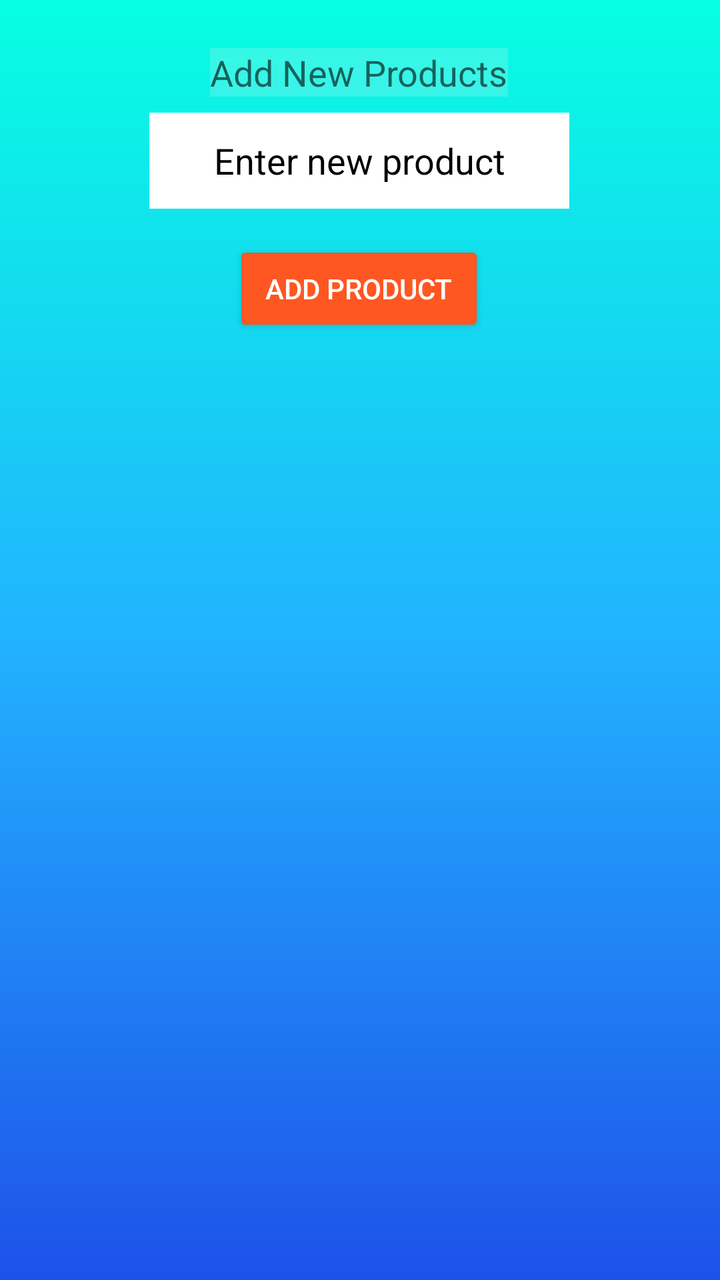
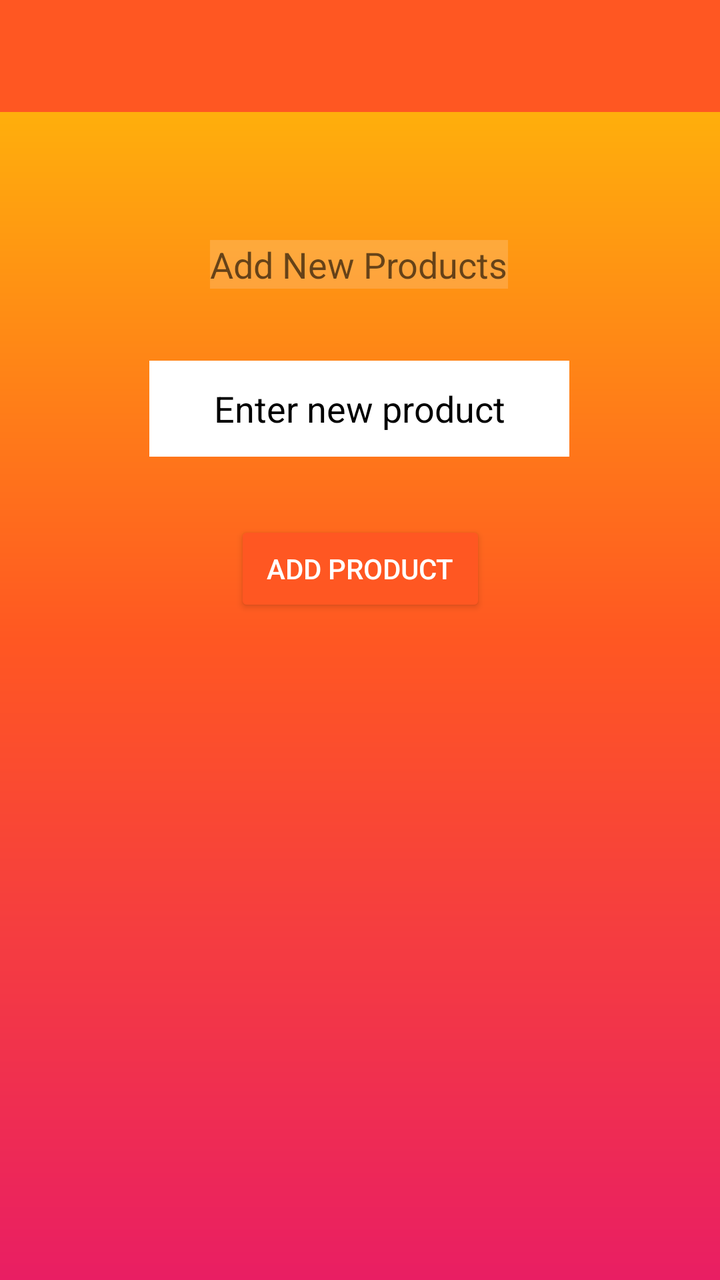

Before-and-after screenshots of an Android layout around one commit, followed by the original layout XML and the change that was made.
<!-- AndroidManifest.xml: application theme AppTheme -->
<!-- res/layout/activity_product.xml -->
<?xml version="1.0" encoding="utf-8"?>
<androidx.drawerlayout.widget.DrawerLayout xmlns:android="http://schemas.android.com/apk/res/android"
    xmlns:app="http://schemas.android.com/apk/res-auto"
    android:id="@+id/drawer_layout"
    android:layout_width="fill_parent"
    android:layout_height="fill_parent"
    android:layout_gravity="start"
    android:background="@drawable/product_background">

    <androidx.constraintlayout.widget.ConstraintLayout
        android:id="@+id/linearLayout2"
        android:layout_width="wrap_content"
        android:layout_height="wrap_content">


        <TextView
            android:id="@+id/productTxt"
            android:layout_width="wrap_content"
            android:layout_height="wrap_content"
            android:layout_marginTop="24dp"
            android:background="#30F6ECEC"
            android:gravity="center_vertical"
            android:text="@string/add_product"
            android:textAppearance="?android:attr/textAppearanceMedium"
            app:layout_constraintEnd_toEndOf="parent"
            app:layout_constraintHorizontal_bias="0.498"
            app:layout_constraintStart_toStartOf="parent"
            app:layout_constraintTop_toTopOf="parent" />

        <EditText
            android:id="@+id/newProductTxt"
            android:layout_width="wrap_content"
            android:layout_height="48dp"
            android:layout_marginTop="8dp"
            android:autofillHints="@string/add_new_product"
            android:background="@android:color/background_light"
            android:ems="10"
            android:foreground="@android:color/holo_blue_dark"
            android:foregroundTint="@android:color/holo_blue_bright"
            android:gravity="center"
            android:hint="@string/new_product_hint"
            android:inputType="text"
            android:textColor="@android:color/holo_green_dark"
            android:textColorHint="@android:color/background_dark"
            app:layout_constraintEnd_toEndOf="parent"
            app:layout_constraintHorizontal_bias="0.497"
            app:layout_constraintStart_toStartOf="parent"
            app:layout_constraintTop_toBottomOf="@+id/productTxt" />

        <Button
            android:id="@+id/addProductBtn"
            style="?android:attr/buttonStyleSmall"
            android:layout_width="wrap_content"
            android:layout_height="wrap_content"
            android:layout_marginTop="16dp"
            android:text="@string/add_new_product"
            app:layout_constraintEnd_toEndOf="parent"
            app:layout_constraintHorizontal_bias="0.498"
            app:layout_constraintStart_toStartOf="parent"
            app:layout_constraintTop_toBottomOf="@+id/newProductTxt" />

    </androidx.constraintlayout.widget.ConstraintLayout>

    <ListView
        android:id="@+id/left_drawer"
        android:layout_width="240dp"
        android:layout_height="match_parent"
        android:layout_gravity="start"
        android:background="#27261F"
        android:choiceMode="singleChoice"
        android:divider="@android:color/transparent"
        android:dividerHeight="0dp">
    </ListView>

</androidx.drawerlayout.widget.DrawerLayout>
<!-- resources referenced by this layout -->
<resources>
  <!-- drawable product_background (drawable) -->
  <?xml version="1.0" encoding="utf-8"?>
  <shape xmlns:android="http://schemas.android.com/apk/res/android"
      android:shape="rectangle" >
          <gradient
              android:angle="90"
              android:endColor="#07FFE2"
              android:centerColor="#22B2FF"
              android:startColor="#1E51E9"
              android:type="linear" />
  
      <corners
          android:radius="0dp"/>
  </shape>
  <string name="add_new_product">Add Product</string>
  <string name="add_product">Add New Products</string>
  <string name="new_product_hint">Enter new product</string>
  <style name="AppTheme" parent="Theme.MaterialComponents.DayNight.DarkActionBar">
          
          <item name="windowActionBar">false</item>
          <item name="windowNoTitle">true</item>
          
          <item name="colorPrimary">#FF5722</item>
          <item name="colorPrimaryVariant">#FF5722</item>
          
          <item name="colorSecondary">#FF5722</item>
      </style>
</resources>

<!-- the commit's change to res/layout/activity_product.xml (unified diff, before → after) -->
@@ -1,23 +1,29 @@
 <?xml version="1.0" encoding="utf-8"?>
-<androidx.drawerlayout.widget.DrawerLayout xmlns:android="http://schemas.android.com/apk/res/android"
+<androidx.drawerlayout.widget.DrawerLayout
+    xmlns:android="http://schemas.android.com/apk/res/android"
     xmlns:app="http://schemas.android.com/apk/res-auto"
+    xmlns:tools="http://schemas.android.com/tools"
     android:id="@+id/drawer_layout"
-    android:layout_width="fill_parent"
-    android:layout_height="fill_parent"
-    android:layout_gravity="start"
-    android:background="@drawable/product_background">
-
+    android:layout_width="match_parent"
+    android:layout_height="match_parent"
+    android:background="@drawable/gradient_background">
     <androidx.constraintlayout.widget.ConstraintLayout
-        android:id="@+id/linearLayout2"
         android:layout_width="wrap_content"
         android:layout_height="wrap_content">
-
-
+        
+        <androidx.appcompat.widget.Toolbar
+            android:id="@+id/toolbar"
+            android:layout_width="match_parent"
+            android:layout_height="?attr/actionBarSize"
+            android:background="?attr/colorPrimary"
+            android:theme="@style/ThemeOverlay.AppCompat.ActionBar"
+            app:popupTheme="@style/ThemeOverlay.AppCompat.Light"
+            app:layout_constraintTop_toTopOf="parent" />
         <TextView
             android:id="@+id/productTxt"
             android:layout_width="wrap_content"
             android:layout_height="wrap_content"
-            android:layout_marginTop="24dp"
+            android:layout_marginTop="120dp"
             android:background="#30F6ECEC"
             android:gravity="center_vertical"
             android:text="@string/add_product"
@@ -26,12 +32,11 @@
             app:layout_constraintHorizontal_bias="0.498"
             app:layout_constraintStart_toStartOf="parent"
             app:layout_constraintTop_toTopOf="parent" />
-
         <EditText
             android:id="@+id/newProductTxt"
             android:layout_width="wrap_content"
             android:layout_height="48dp"
-            android:layout_marginTop="8dp"
+            android:layout_marginTop="36dp"
             android:autofillHints="@string/add_new_product"
             android:background="@android:color/background_light"
             android:ems="10"
@@ -46,30 +51,22 @@
             app:layout_constraintHorizontal_bias="0.497"
             app:layout_constraintStart_toStartOf="parent"
             app:layout_constraintTop_toBottomOf="@+id/productTxt" />
-
         <Button
             android:id="@+id/addProductBtn"
             style="?android:attr/buttonStyleSmall"
             android:layout_width="wrap_content"
             android:layout_height="wrap_content"
-            android:layout_marginTop="16dp"
+            android:layout_marginTop="32dp"
             android:text="@string/add_new_product"
             app:layout_constraintEnd_toEndOf="parent"
-            app:layout_constraintHorizontal_bias="0.498"
             app:layout_constraintStart_toStartOf="parent"
             app:layout_constraintTop_toBottomOf="@+id/newProductTxt" />
-
     </androidx.constraintlayout.widget.ConstraintLayout>
-
-    <ListView
+    <androidx.recyclerview.widget.RecyclerView
         android:id="@+id/left_drawer"
-        android:layout_width="240dp"
+        android:layout_width="180dp"
         android:layout_height="match_parent"
+        android:layout_marginTop="55dp"
         android:layout_gravity="start"
-        android:background="#27261F"
-        android:choiceMode="singleChoice"
-        android:divider="@android:color/transparent"
-        android:dividerHeight="0dp">
-    </ListView>
-
+        android:background="#111" />
 </androidx.drawerlayout.widget.DrawerLayout>
<!-- resource entries referenced after the edit -->
@@ -1,14 +1,14 @@
 <!-- resources referenced by this layout -->
 <resources>
-  <!-- drawable product_background (drawable) -->
+  <!-- drawable gradient_background (drawable) -->
   <?xml version="1.0" encoding="utf-8"?>
   <shape xmlns:android="http://schemas.android.com/apk/res/android"
       android:shape="rectangle" >
           <gradient
               android:angle="90"
-              android:endColor="#07FFE2"
-              android:centerColor="#22B2FF"
-              android:startColor="#1E51E9"
+              android:endColor="#FFC107"
+              android:centerColor="#FF5722"
+              android:startColor="#E91E63"
               android:type="linear" />
   
       <corners
@@ -26,6 +26,12 @@
           <item name="colorPrimaryVariant">#FF5722</item>
           
           <item name="colorSecondary">#FF5722</item>
+          <item name="popupMenuStyle">@style/CustomPopupMenu</item>
+          <item name="colorOnSurface">#000000</item>
+      </style>
+  <style name="CustomPopupMenu" parent="Widget.AppCompat.PopupMenu">
+          <item name="android:popupBackground">#FFFFFF</item> 
+          <item name="android:textColor">#000000</item> 
       </style>
 </resources>
 
